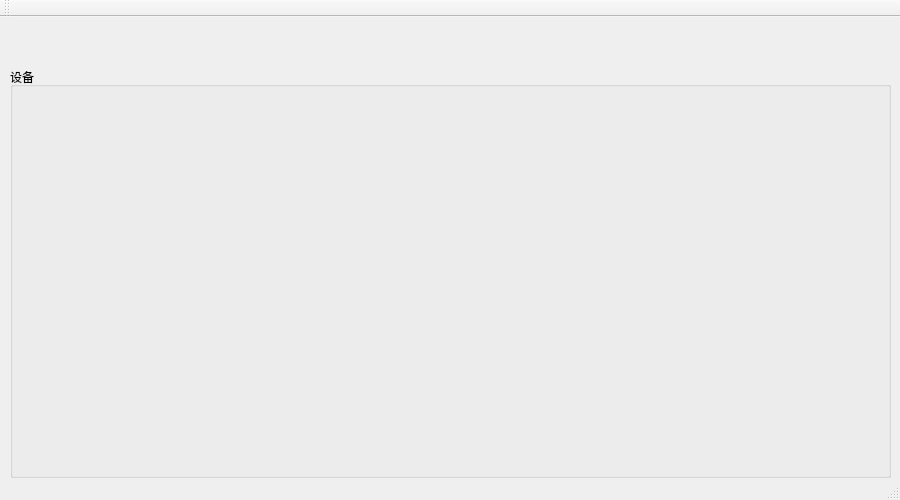
Old version of the form mainwindow.ui in the repository superfire/ge_monitor.
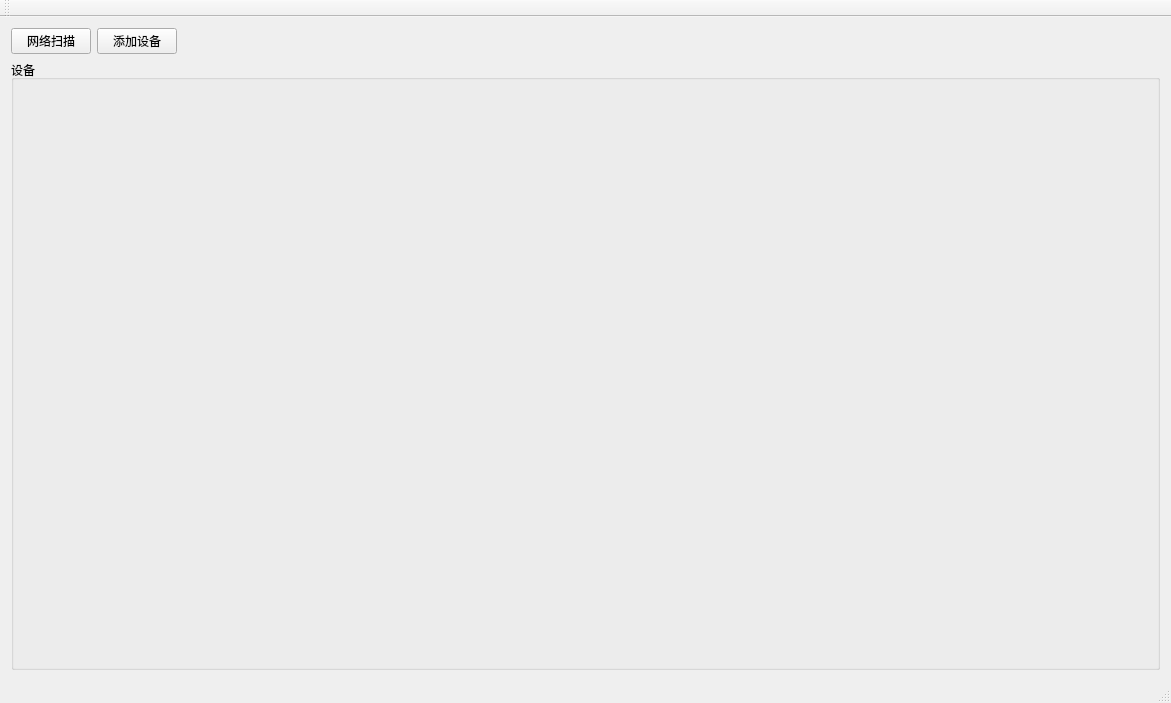
New version of the form.

Commit message: 添加布局管理，使拖放窗口时，部件自动跟随窗口变化

Patch:
```diff
--- a/mainwindow.ui
+++ b/mainwindow.ui
@@ -6,27 +6,70 @@
    <rect>
     <x>0</x>
     <y>0</y>
-    <width>900</width>
-    <height>500</height>
+    <width>1171</width>
+    <height>703</height>
    </rect>
   </property>
+  <property name="sizePolicy">
+   <sizepolicy hsizetype="Expanding" vsizetype="Expanding">
+    <horstretch>0</horstretch>
+    <verstretch>0</verstretch>
+   </sizepolicy>
+  </property>
   <property name="windowTitle">
    <string>主界面</string>
   </property>
   <widget class="QWidget" name="centralWidget">
-   <widget class="QGroupBox" name="groupBox">
-    <property name="geometry">
-     <rect>
-      <x>10</x>
-      <y>50</y>
-      <width>881</width>
-      <height>411</height>
-     </rect>
-    </property>
-    <property name="title">
-     <string>设备</string>
-    </property>
-   </widget>
+   <layout class="QVBoxLayout" name="verticalLayout">
+    <item>
+     <layout class="QHBoxLayout" name="horizontalLayout">
+      <item>
+       <widget class="QPushButton" name="btn_net_scan">
+        <property name="text">
+         <string>网络扫描</string>
+        </property>
+       </widget>
+      </item>
+      <item>
+       <widget class="QPushButton" name="btn_add_new_dev">
+        <property name="text">
+         <string>添加设备</string>
+        </property>
+       </widget>
+      </item>
+      <item>
+       <spacer name="horizontalSpacer">
+        <property name="orientation">
+         <enum>Qt::Horizontal</enum>
+        </property>
+        <property name="sizeHint" stdset="0">
+         <size>
+          <width>988</width>
+          <height>20</height>
+         </size>
+        </property>
+       </spacer>
+      </item>
+     </layout>
+    </item>
+    <item>
+     <layout class="QGridLayout" name="gridLayout">
+      <item row="0" column="0">
+       <widget class="QGroupBox" name="groupBox">
+        <property name="sizePolicy">
+         <sizepolicy hsizetype="Expanding" vsizetype="Expanding">
+          <horstretch>0</horstretch>
+          <verstretch>0</verstretch>
+         </sizepolicy>
+        </property>
+        <property name="title">
+         <string>设备</string>
+        </property>
+       </widget>
+      </item>
+     </layout>
+    </item>
+   </layout>
   </widget>
   <widget class="QToolBar" name="mainToolBar">
    <attribute name="toolBarArea">
```
The commit also changes 4 other files.
